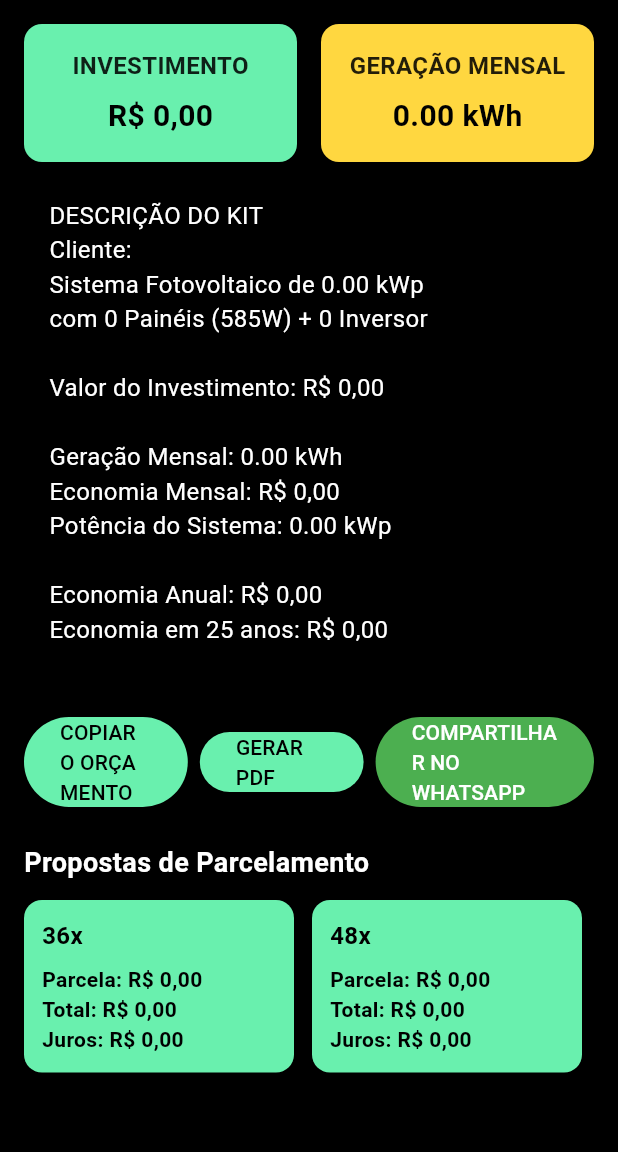
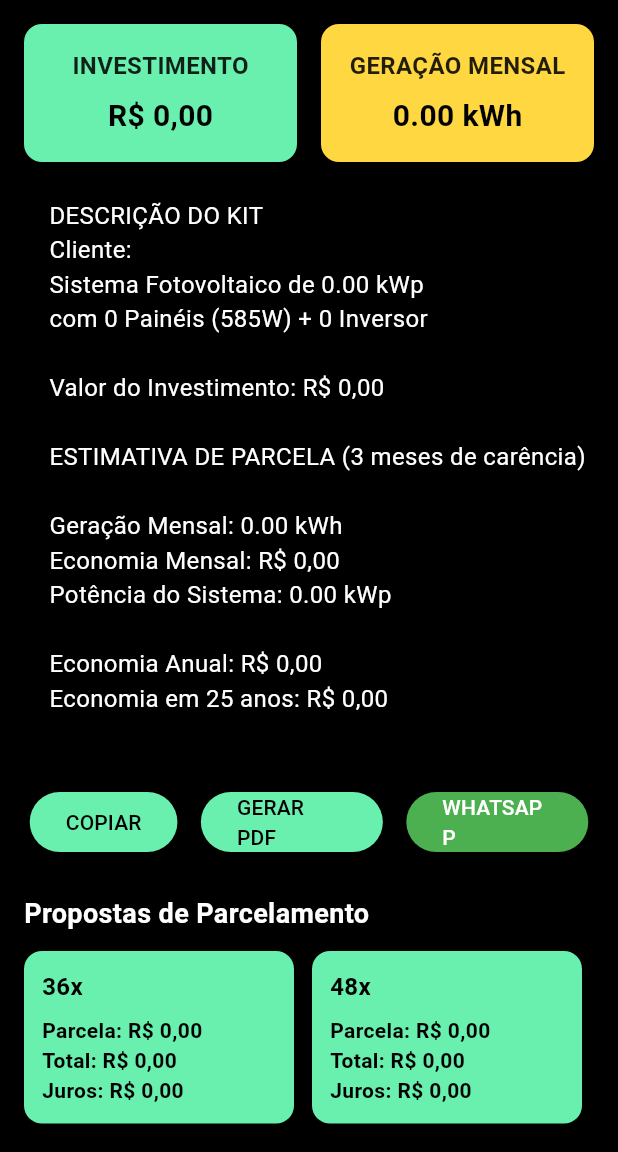
Before and after one commit to raion167/SolarMath, a Flutter app: the OrcamentoPage screen opened directly with empty values, on a phone screen of 412 x 824 dp, the part 84-1236 px from its top. Run offline on Flutter 3.47's test engine with Material 3 defaults, Android fonts, the phone set to English and light mode, and no system bars; our stand-ins replace pdf, printing.

Commit message:
FORMATAÇÃO

```diff
--- a/lib/main.dart
+++ b/lib/main.dart
@@ -373,6 +373,8 @@ class OrcamentoPage extends StatelessWidget {
 
     Valor do Investimento: ${moeda.format(investimento)}
 
+    ESTIMATIVA DE PARCELA (3 meses de carência)
+
     Geração Mensal: ${geracaoMensal.toStringAsFixed(2)} kWh
     Economia Mensal: ${moeda.format(economiaMensal)}
     Potência do Sistema: ${potenciaTotal.toStringAsFixed(2)} kWp
@@ -488,7 +490,7 @@ class OrcamentoPage extends StatelessWidget {
                         SnackBar(content: Text("Orçamento copiado!")),
                       );
                     },
-                    child: Text("COPIAR O ORÇAMENTO"),
+                    child: Text("COPIAR"),
                   ),
                 ),
                 SizedBox(width: 8),
@@ -516,7 +518,7 @@ class OrcamentoPage extends StatelessWidget {
                 ),
                 SizedBox(width: 8),
                 Flexible(
-                  flex: 4, // botão WhatsApp um pouco maior
+                  flex: 3, // botão WhatsApp um pouco maior
                   child: ElevatedButton.icon(
                     style: ElevatedButton.styleFrom(
                       backgroundColor: Colors.green,
@@ -530,11 +532,17 @@ class OrcamentoPage extends StatelessWidget {
                             mode: LaunchMode.externalApplication);
                       }
                     },
-                    label: Text("COMPARTILHAR NO WHATSAPP"),
+                    label: Text("WHATSAPP"),
                   ),
                 ),
               ],
             ),
+
+            /*  const SizedBox(height: 12),
+            const Text(
+              "Desenvolvido por João Pedro - Todos os direitos reservados",
+              style: TextStyle(color: Colors.grey, fontSize: 12),
+            ),*/
 
             SizedBox(height: 24),
             Text("Propostas de Parcelamento",
```
